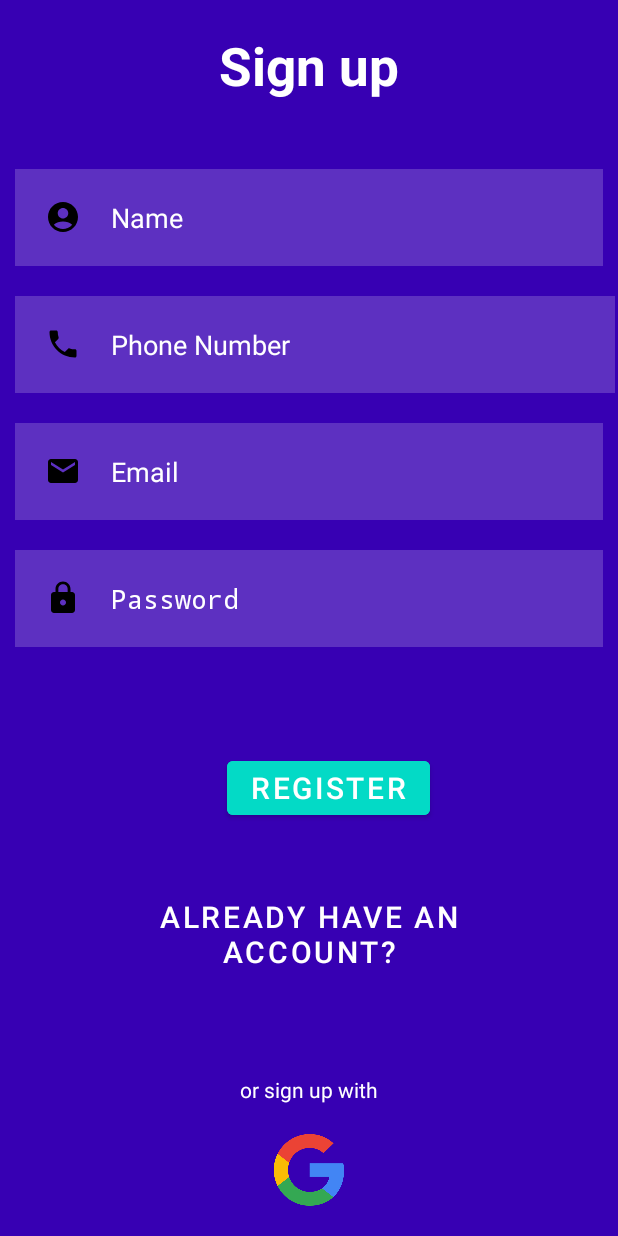
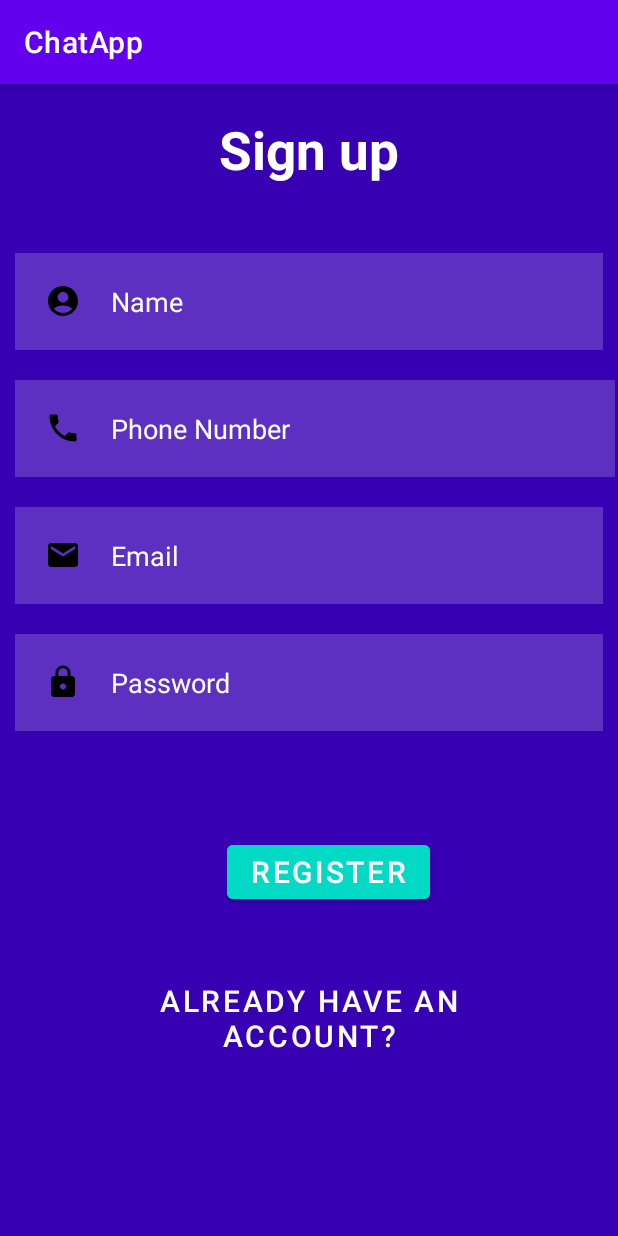
Before and after one commit to Priyanshu-Mallick/ChatApp, an Android app: the RegisterActivity screen opened directly, with no data from a screen before it, on a phone screen of 412 x 824 dp. Run offline under Robolectric (Android 15) with nearby library versions, the phone set to English and light mode, and no system bars; our stand-ins replace Firebase (no records; nobody signed in at launch, a user with empty details on screens opened directly).

Commit message:
Commit to submit

```diff
--- a/app/build.gradle
+++ b/app/build.gradle
@@ -48,4 +48,9 @@ dependencies {
     implementation platform('com.google.firebase:firebase-bom:31.2.3')
     implementation 'com.google.firebase:firebase-auth-ktx'
     implementation 'com.google.firebase:firebase-firestore-ktx:23.0.2'
+
+    implementation 'com.google.android.gms:play-services-auth:20.1.0'
+    implementation 'androidx.activity:activity-ktx:1.4.0'
+    implementation 'androidx.fragment:fragment-ktx:1.4.0'
+
 }
--- a/app/src/main/java/com/example/chatapp/RegisterActivity.kt
+++ b/app/src/main/java/com/example/chatapp/RegisterActivity.kt
@@ -3,9 +3,11 @@ package com.example.chatapp
 import android.app.Activity
 import android.content.Intent
 import android.os.Bundle
-import android.widget.Button
-import android.widget.EditText
-import android.widget.Toast
+import android.widget.*
+import androidx.activity.result.contract.ActivityResultContracts
+import androidx.appcompat.app.AppCompatActivity
+import com.google.android.gms.auth.api.signin.GoogleSignInOptions
+import com.google.android.gms.common.api.ApiException
 import com.google.firebase.auth.FirebaseAuth
 import com.google.firebase.auth.UserProfileChangeRequest
 import com.google.firebase.auth.ktx.auth
@@ -13,11 +15,17 @@ import com.google.firebase.database.DatabaseReference
 import com.google.firebase.database.FirebaseDatabase
 import com.google.firebase.firestore.FirebaseFirestore
 import com.google.firebase.ktx.Firebase
+import com.google.android.gms.auth.api.signin.GoogleSignIn
+import com.google.android.gms.auth.api.signin.GoogleSignInAccount
+import com.google.android.gms.tasks.Task
+import com.google.firebase.auth.GoogleAuthProvider
 
-class RegisterActivity : Activity() {
+
+class RegisterActivity : AppCompatActivity() {
 
     private lateinit var auth: FirebaseAuth
     private lateinit var mDbRef: DatabaseReference
+
 
     override fun onCreate(savedInstanceState: Bundle?) {
         super.onCreate(savedInstanceState)
@@ -109,10 +117,82 @@ class RegisterActivity : Activity() {
                         .show()
                 }
         }
+
+//      For google authentication
+//        val gAuth = findViewById<TextView>(R.id.info)
+//        val gOptions = GoogleSignInOptions.Builder(GoogleSignInOptions.DEFAULT_SIGN_IN)
+//            .requestEmail()
+//            .build()
+//        val gClient = GoogleSignIn.getClient(this, gOptions)
+//        val gAccount = GoogleSignIn.getLastSignedInAccount(this)
+//        if (gAccount != null) {
+//            finish()
+//            val intent = Intent(this@RegisterActivity, MainActivity::class.java)
+//            startActivity(intent)
+//        }
+//
+//        val activityResultLauncher = registerForActivityResult(ActivityResultContracts.StartActivityForResult()) { result ->
+//            if (result.resultCode == Activity.RESULT_OK) {
+//                val data = result.data
+//                val task = GoogleSignIn.getSignedInAccountFromIntent(data)
+//
+//                try {
+//                    task.getResult(ApiException::class.java)
+//                    finish()
+//                    val intent = Intent(this@RegisterActivity, MainActivity::class.java)
+//                    startActivity(intent)
+//                } catch (e: ApiException) {
+//                    Toast.makeText(this@RegisterActivity, "Something went wrong", Toast.LENGTH_SHORT).show()
+//                }
+//                handleResults(task)
+//            }
+//        }
+//
+//        gAuth.setOnClickListener {
+//            val signInIntent = gClient.signInIntent
+//            activityResultLauncher.launch(signInIntent)
+//        }
+
     }
 
     private fun addUserToDatabase(name: String, email: String, uid: String){
         mDbRef = FirebaseDatabase.getInstance().getReference()
         mDbRef.child("user").child(uid).setValue(User(name,email,uid))
     }
+
+//    private fun handleResults(task: Task<GoogleSignInAccount>) {
+//        if (task.isSuccessful){
+//            val account : GoogleSignInAccount? = task.result
+//            if (account != null){
+//                updateUI(account)
+//            }
+//        }else{
+//            Toast.makeText(this, task.exception.toString() , Toast.LENGTH_SHORT).show()
+//        }
+//    }
+
+//    private fun updateUI(account: GoogleSignInAccount) {
+//        val credential = GoogleAuthProvider.getCredential(account.idToken , null)
+//        auth.signInWithCredential(credential).addOnCompleteListener {
+//            if (it.isSuccessful){
+//                val intent : Intent = Intent(this , MainActivity::class.java)
+////                intent.putExtra("email" , account.email)
+////                intent.putExtra("name" , account.displayName)
+//                account.displayName?.let { it1 -> account.email?.let { it2 ->
+//                    account.id?.let { it3 ->
+//                        addUserToDatabase(it1,
+//                            it2, it3
+//                        )
+//                    }
+//                    Toast.makeText(baseContext, "success",
+//                        Toast.LENGTH_SHORT).show()
+//                } }
+//                startActivity(intent)
+//                finish()
+//            }else{
+//                Toast.makeText(this, it.exception.toString() , Toast.LENGTH_SHORT).show()
+//
+//            }
+//        }
+//    }
 }
--- a/app/src/main/res/layout/activity_register.xml
+++ b/app/src/main/res/layout/activity_register.xml
@@ -121,29 +121,29 @@
         android:background="@android:color/transparent"
         android:textSize="20dp" />
 
-    <TextView
-        android:layout_width="wrap_content"
-        android:layout_height="wrap_content"
-        android:id="@+id/info"
-        android:layout_above="@id/socialicons"
-        android:text="or sign up with"
-        android:textColor="@color/white"
-        android:layout_centerHorizontal="true"/>
+<!--    <TextView-->
+<!--        android:layout_width="wrap_content"-->
+<!--        android:layout_height="wrap_content"-->
+<!--        android:id="@+id/info"-->
+<!--        android:layout_above="@id/socialicons"-->
+<!--        android:text="or sign up with"-->
+<!--        android:textColor="@color/white"-->
+<!--        android:layout_centerHorizontal="true"/>-->
 
-    <LinearLayout
-        android:layout_width="match_parent"
-        android:layout_height="wrap_content"
-        android:id="@+id/socialicons"
-        android:gravity="center"
-        android:layout_alignParentBottom="true">
+<!--    <LinearLayout-->
+<!--        android:layout_width="match_parent"-->
+<!--        android:layout_height="wrap_content"-->
+<!--        android:id="@+id/socialicons"-->
+<!--        android:gravity="center"-->
+<!--        android:layout_alignParentBottom="true">-->
 
-        <ImageView
-            android:layout_width="48dp"
-            android:layout_height="48dp"
-            android:layout_margin="20dp"
-            android:src="@drawable/download"/>
+<!--        <ImageView-->
+<!--            android:layout_width="48dp"-->
+<!--            android:layout_height="48dp"-->
+<!--            android:layout_margin="20dp"-->
+<!--            android:src="@drawable/download"/>-->
 
-    </LinearLayout>
+<!--    </LinearLayout>-->
 
 
 
--- a/app/src/main/res/layout/receive.xml
+++ b/app/src/main/res/layout/receive.xml
@@ -17,7 +17,7 @@
             android:layout_height="wrap_content"
             android:padding="10dp"
             android:text="This is receive message"
-            android:textColor="@color/black"
+            android:textColor="@color/gray"
             android:textSize="18sp" />
 
     </RelativeLayout>
--- a/app/src/main/res/values/colors.xml
+++ b/app/src/main/res/values/colors.xml
@@ -6,6 +6,7 @@
     <color name="teal_200">#FF03DAC5</color>
     <color name="teal_700">#FF018786</color>
     <color name="black">#FF000000</color>
+    <color name="gray">#686565</color>
     <color name="green">#00FF0A</color>
     <color name="dgreen">#009706</color>
     <color name="white">#FFFFFFFF</color>
--- a/build.gradle
+++ b/build.gradle
@@ -1,6 +1,7 @@
 buildscript {
     dependencies {
         classpath 'com.google.gms:google-services:4.3.15'
+        classpath 'com.android.tools.build:gradle:7.2.0'
     }
 }// Top-level build file where you can add configuration options common to all sub-projects/modules.
 plugins {
```
Also changed, not shown: app/src/main/AndroidManifest.xml (+9 -8 lines), app/src/main/java/com/example/chatapp/LoginActivity.kt (+37 -13 lines), app/src/main/res/layout/activity_login.xml (+20 -21 lines), app/src/main/res/layout/dialog_forgot.xml (added, +85 -0 lines), 1 other file.
